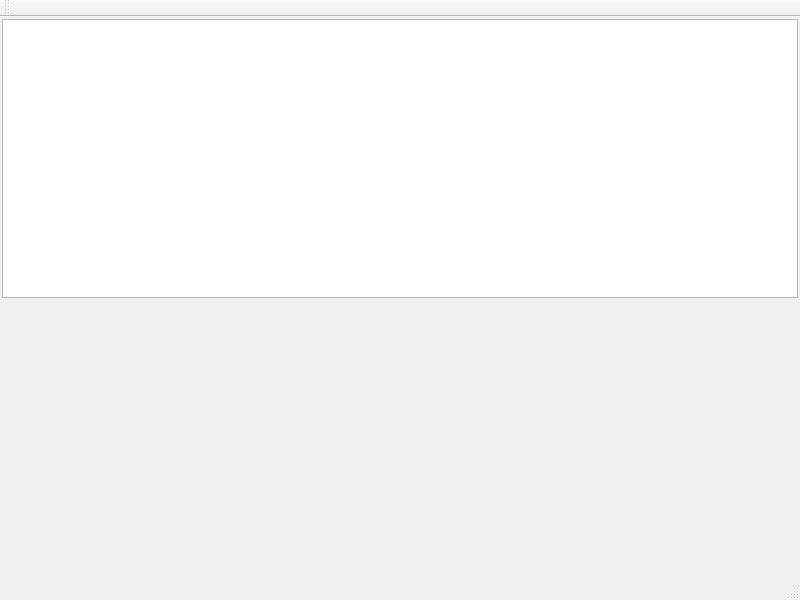
First picture: the form in src/mainwindow.ui, repository QQxiaoming/quardCRT, before the edit.
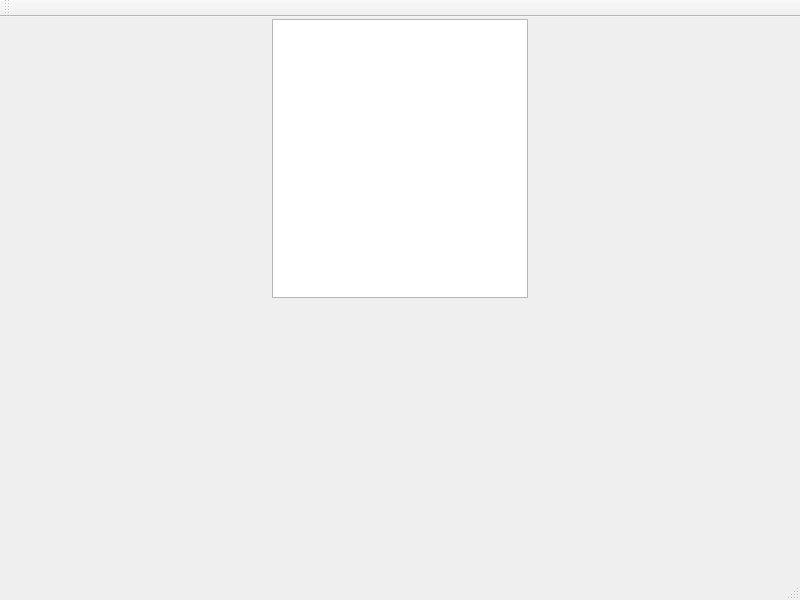
Second picture: the form after the edit.

What changed in the file:
```diff
--- a/src/mainwindow.ui
+++ b/src/mainwindow.ui
@@ -31,10 +31,14 @@
      <number>1</number>
     </property>
     <item>
+     <widget class="QWidget" name="sidewidget" native="true">
+      <property name="sizePolicy">
+       <sizepolicy hsizetype="Fixed" vsizetype="Expanding">
+        <horstretch>0</horstretch>
+        <verstretch>0</verstretch>
+       </sizepolicy>
+      </property>
      <layout class="QVBoxLayout" name="verticalLayout">
-      <property name="spacing">
-       <number>1</number>
-      </property>
       <property name="leftMargin">
        <number>1</number>
       </property>
@@ -74,6 +78,7 @@
        </spacer>
       </item>
      </layout>
+     </widget>
     </item>
    </layout>
   </widget>
```
Lines whose indentation alone changed are shown as unchanged.
